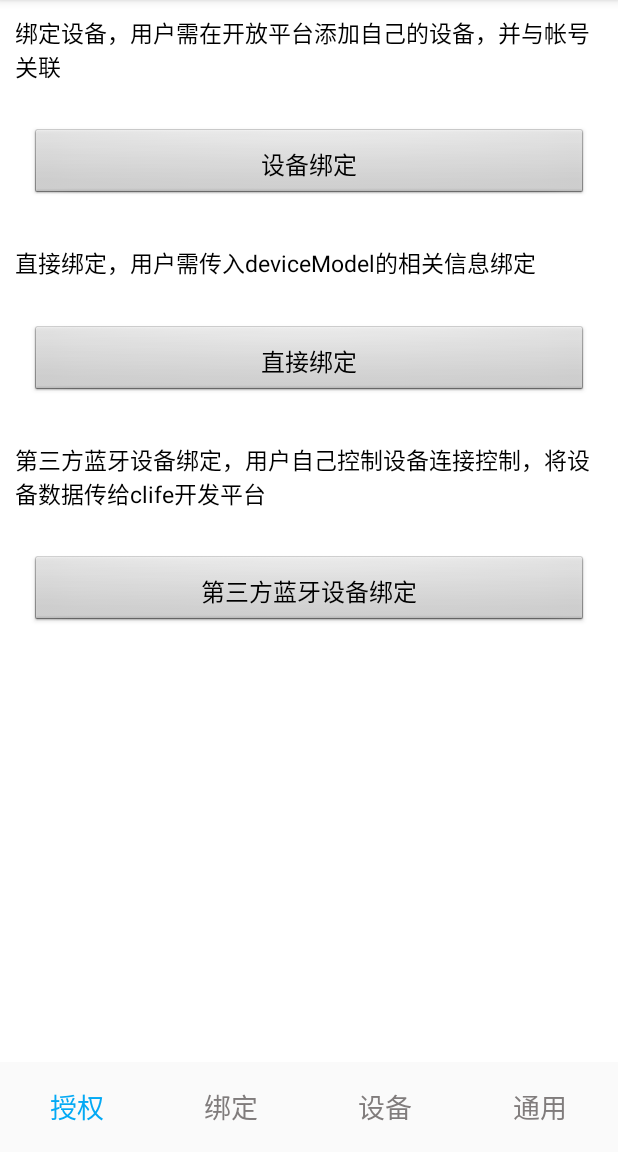
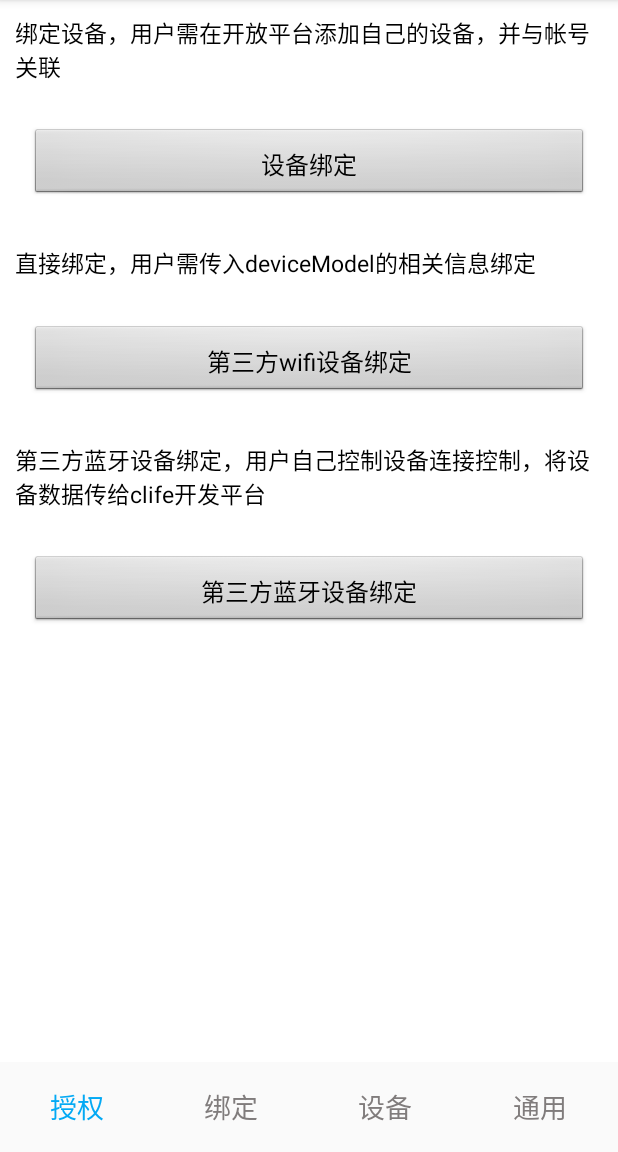
Before and after one commit to C-Life/clife_open_android_sdk, an Android app: the fragment BindFragment placed in its activity, on a phone screen of 412 x 824 dp, the part 84-1236 px from its top. Run offline under Robolectric (Android 15) with nearby library versions, the light colour scheme and no system bars; libraries missing offline, so code that uses them is left out: com.het.open.

Commit message:
增加第三方wifi设备绑定支持

```diff
--- a/ClifeHetSdkDemo/src/main/java/com/het/sdk/demo/ui/fragment/AuthFragment.java
+++ b/ClifeHetSdkDemo/src/main/java/com/het/sdk/demo/ui/fragment/AuthFragment.java
@@ -127,6 +127,7 @@ public class AuthFragment extends BaseFragment implements View.OnClickListener {
         switch (v.getId()) {
             case R.id.btn_auth:
                 auth();
+               // autoAuth();
                 break;
 //            case R.id.btn_auto_auth:
 //
--- a/ClifeHetSdkDemo/src/main/res/layout/fragment_bind.xml
+++ b/ClifeHetSdkDemo/src/main/res/layout/fragment_bind.xml
@@ -33,7 +33,7 @@
         />
 
     <Button
-        android:id="@+id/btn_ok_bind"
+        android:id="@+id/btn_third_wifi_bind"
         android:layout_width="match_parent"
         android:layout_height="wrap_content"
         android:layout_margin="20dp"
--- a/ClifeHetSdkDemo/src/main/res/values/strings.xml
+++ b/ClifeHetSdkDemo/src/main/res/values/strings.xml
@@ -174,11 +174,12 @@
     <string name="btn_auto_auth">一键登录</string>
     <string name="btn_device_bind">设备绑定</string>
     <string name="btn_get_user_mess">获取用户信息</string>
-    <string name="btn_ok_bind">直接绑定</string>
+    <string name="btn_ok_bind">第三方wifi设备绑定</string>
     <string name="btn_third_ble_bind">第三方蓝牙设备绑定</string>
     <string name="bind_device_intro">绑定设备，用户需在开放平台添加自己的设备，并与帐号关联</string>
     <string name="bind_ok_intro">直接绑定，用户需传入deviceModel的相关信息绑定</string>
     <string name="bind_third_ble_intro">第三方蓝牙设备绑定，用户自己控制设备连接控制，将设备数据传给clife开发平台</string>
+    <string name="bind_third_wifi_intro">第三方wifi设备绑定，相关android系统的设备</string>
     <string name="btn_scene">设备场景</string>
     <string name="scene_intro">通过设置设备场景，用户可以联动控制设备</string>
     <string name="btn_message">我的消息</string>
```
Also changed, not shown: ClifeHetSdkDemo/src/main/java/com/het/sdk/demo/ui/fragment/BindFragment.java (+28 -3 lines), 1 other file.
